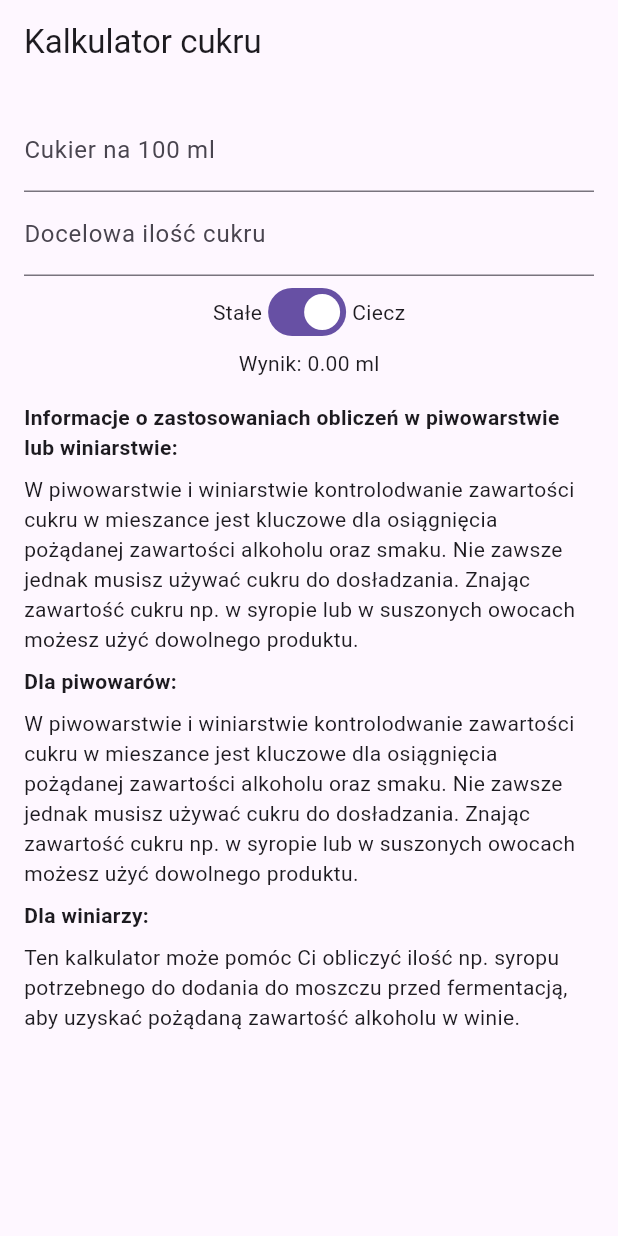
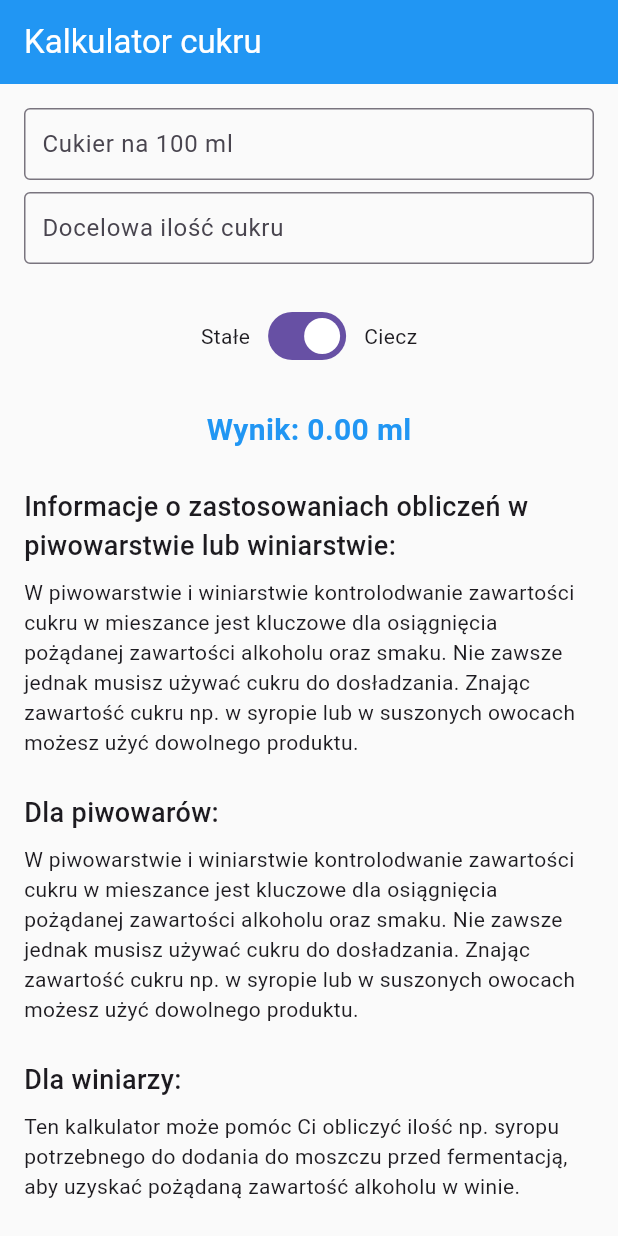
Before and after one commit to WezSieTato/BoolBrewLator, a Flutter app: the screen it shows after launch, on a phone screen of 412 x 824 dp. Run offline on Flutter 3.47's test engine with Material 3 defaults, Android fonts, the light colour scheme and no system bars; our stand-ins replace equatable, flutter_bloc; generated files the repository leaves out were written again.

Commit message:
Add defined theme (#27)
* feat: create design system

* refactor: simpler interface

* feat: scroll for whole view

* remove comments

* dart format lib

```diff
--- /dev/null
+++ b/lib/design_system/border_radius.dart
@@ -0,0 +1,6 @@
+class AppBorderRadius {
+  AppBorderRadius._();
+
+  static const double input = 4.0;
+  static const double button = 6.0;
+}
--- /dev/null
+++ b/lib/design_system/colors.dart
@@ -0,0 +1,9 @@
+import 'package:flutter/material.dart';
+
+class AppColors {
+  AppColors._();
+
+  static const Color primary = Color(0xFF2196F3);
+  static const Color background = Color(0xFFFAFAFA);
+  static const Color surface = Color(0xFFFFFFFF);
+}
--- /dev/null
+++ b/lib/design_system/design_system.dart
@@ -0,0 +1,4 @@
+export 'spacing.dart';
+export 'colors.dart';
+export 'typography.dart';
+export 'border_radius.dart';
--- /dev/null
+++ b/lib/design_system/spacing.dart
@@ -0,0 +1,7 @@
+class Spacing {
+  Spacing._();
+
+  static const double small = 8.0;
+  static const double medium = 16.0;
+  static const double large = 24.0;
+}
--- /dev/null
+++ b/lib/design_system/typography.dart
@@ -0,0 +1,83 @@
+import 'package:flutter/material.dart';
+
+class AppTypography {
+  AppTypography._();
+
+  // Font families
+  static const String fontFamily = 'Roboto';
+
+  // Font weights
+  static const FontWeight light = FontWeight.w300;
+  static const FontWeight regular = FontWeight.w400;
+  static const FontWeight medium = FontWeight.w500;
+  static const FontWeight semiBold = FontWeight.w600;
+  static const FontWeight bold = FontWeight.w700;
+
+  // Font sizes
+  static const double fontSizeXs = 10.0;
+  static const double fontSizeSm = 12.0;
+  static const double fontSizeMd = 14.0;
+  static const double fontSizeLg = 16.0;
+  static const double fontSizeXl = 18.0;
+  static const double fontSizeXxl = 20.0;
+  static const double fontSizeXxxl = 24.0;
+  static const double fontSizeDisplay = 32.0;
+
+  // Text styles
+  static const TextStyle display = TextStyle(
+    fontSize: fontSizeDisplay,
+    fontWeight: bold,
+    fontFamily: fontFamily,
+  );
+
+  static const TextStyle heading1 = TextStyle(
+    fontSize: fontSizeXxxl,
+    fontWeight: bold,
+    fontFamily: fontFamily,
+  );
+
+  static const TextStyle heading2 = TextStyle(
+    fontSize: 20.0,
+    fontWeight: FontWeight.w600,
+  );
+
+  static const TextStyle heading3 = TextStyle(
+    fontSize: 18.0,
+    fontWeight: FontWeight.w500,
+  );
+
+  static const TextStyle bodyLarge = TextStyle(
+    fontSize: fontSizeLg,
+    fontWeight: regular,
+    fontFamily: fontFamily,
+  );
+
+  static const TextStyle bodyMedium = TextStyle(
+    fontSize: 14.0,
+    fontWeight: FontWeight.w400,
+  );
+
+  static const TextStyle bodySmall = TextStyle(
+    fontSize: fontSizeSm,
+    fontWeight: regular,
+    fontFamily: fontFamily,
+  );
+
+  static const TextStyle caption = TextStyle(
+    fontSize: fontSizeXs,
+    fontWeight: regular,
+    fontFamily: fontFamily,
+  );
+
+  static const TextStyle label = TextStyle(
+    fontSize: fontSizeSm,
+    fontWeight: medium,
+    fontFamily: fontFamily,
+  );
+
+  static const TextStyle button = TextStyle(
+    fontSize: fontSizeMd,
+    fontWeight: medium,
+    fontFamily: fontFamily,
+  );
+}
--- a/lib/main.dart
+++ b/lib/main.dart
@@ -1,6 +1,7 @@
 import 'package:flutter/material.dart';
 import 'package:flutter_localizations/flutter_localizations.dart';
 import 'i18n/translations.g.dart';
+import 'design_system/design_system.dart';
 import 'sugar_calculator/sugar_calculator_screen.dart';
 
 void main() {
@@ -21,6 +22,32 @@ class MyApp extends StatelessWidget {
         title: t.app.title,
         theme: ThemeData(
           primarySwatch: Colors.blue,
+          primaryColor: AppColors.primary,
+          scaffoldBackgroundColor: AppColors.background,
+          appBarTheme: const AppBarTheme(
+            backgroundColor: AppColors.primary,
+            foregroundColor: AppColors.surface,
+            elevation: 0,
+          ),
+          inputDecorationTheme: InputDecorationTheme(
+            border: OutlineInputBorder(
+              borderRadius: BorderRadius.circular(AppBorderRadius.input),
+            ),
+            contentPadding: EdgeInsets.all(Spacing.small),
+          ),
+          elevatedButtonTheme: ElevatedButtonThemeData(
+            style: ElevatedButton.styleFrom(
+              backgroundColor: AppColors.primary,
+              foregroundColor: AppColors.surface,
+              padding: EdgeInsets.symmetric(
+                horizontal: Spacing.medium,
+                vertical: Spacing.small,
+              ),
+              shape: RoundedRectangleBorder(
+                borderRadius: BorderRadius.circular(AppBorderRadius.button),
+              ),
+            ),
+          ),
         ),
         home: const SugarCalculatorScreen(),
         localizationsDelegates: const [
--- a/lib/sugar_calculator/sugar_calculator_info_view.dart
+++ b/lib/sugar_calculator/sugar_calculator_info_view.dart
@@ -1,5 +1,6 @@
 import 'package:flutter/material.dart';
 import '../i18n/translations.g.dart';
+import '../design_system/design_system.dart';
 
 class SugarCalculatorInfo extends StatelessWidget {
   const SugarCalculatorInfo({super.key});
@@ -7,31 +8,39 @@ class SugarCalculatorInfo extends StatelessWidget {
   @override
   Widget build(BuildContext context) {
     var translations = context.t.sugar_calculator.info;
-    return Expanded(
-      child: ListView(
+    return Column(
+      crossAxisAlignment: CrossAxisAlignment.start,
       children: [
         Text(
           translations.title,
-            style: const TextStyle(fontWeight: FontWeight.bold),
+          style: AppTypography.heading3,
         ),
-          const SizedBox(height: 8.0),
-          Text(translations.description),
-          const SizedBox(height: 8.0),
+        SizedBox(height: Spacing.small),
+        Text(
+          translations.description,
+          style: AppTypography.bodyMedium,
+        ),
+        SizedBox(height: Spacing.large),
         Text(
           translations.brewers.title,
-            style: const TextStyle(fontWeight: FontWeight.bold),
+          style: AppTypography.heading3,
         ),
-          const SizedBox(height: 8.0),
-          Text(translations.description),
-          const SizedBox(height: 8.0),
+        SizedBox(height: Spacing.small),
+        Text(
+          translations.description,
+          style: AppTypography.bodyMedium,
+        ),
+        SizedBox(height: Spacing.large),
         Text(
           translations.winemakers.title,
-            style: const TextStyle(fontWeight: FontWeight.bold),
+          style: AppTypography.heading3,
         ),
-          const SizedBox(height: 8.0),
-          Text(translations.winemakers.description),
+        SizedBox(height: Spacing.small),
+        Text(
+          translations.winemakers.description,
+          style: AppTypography.bodyMedium,
+        ),
       ],
-      ),
     );
   }
 }
--- a/lib/sugar_calculator/sugar_calculator_screen.dart
+++ b/lib/sugar_calculator/sugar_calculator_screen.dart
@@ -2,6 +2,7 @@ import 'package:boolbrewlator/sugar_calculator/sugar_calculator_info_view.dart';
 import 'package:flutter/material.dart';
 import 'package:flutter_bloc/flutter_bloc.dart';
 import '../i18n/translations.g.dart';
+import '../design_system/design_system.dart';
 import 'sugar_calculator_bloc.dart';
 
 class SugarCalculatorScreen extends StatefulWidget {
@@ -58,47 +59,75 @@ class SugarCalculatorScreenState extends State<SugarCalculatorScreen> {
         title: Text(context.t.app.title),
       ),
       body: Padding(
-        padding: const EdgeInsets.all(16.0),
+        padding: EdgeInsets.all(Spacing.medium),
         child: BlocBuilder<SugarCalculatorBloc, SugarCalculatorState>(
           bloc: sugarCalculatorBloc,
           builder: (context, state) {
             String unit = state.isLiquid ? 'ml' : 'g';
             var translations = context.t.sugar_calculator.calculator;
 
-            return Column(
+            return SingleChildScrollView(
+              child: Column(
                 children: [
                   TextField(
                     controller: sugarContentController,
                     keyboardType: TextInputType.number,
                     decoration: InputDecoration(
                       labelText: translations.sugar_per_100(unit: unit),
+                      contentPadding: EdgeInsets.all(Spacing.small),
+                      border: OutlineInputBorder(
+                        borderRadius:
+                            BorderRadius.circular(AppBorderRadius.input),
                       ),
                     ),
+                  ),
+                  SizedBox(height: Spacing.small),
                   TextField(
                     controller: targetSugarController,
                     keyboardType: TextInputType.number,
                     decoration: InputDecoration(
                       labelText: translations.target_sugar_amount,
+                      contentPadding: EdgeInsets.all(Spacing.small),
+                      border: OutlineInputBorder(
+                        borderRadius:
+                            BorderRadius.circular(AppBorderRadius.input),
                       ),
                     ),
+                  ),
+                  SizedBox(height: Spacing.large),
                   Row(
                     mainAxisAlignment: MainAxisAlignment.center,
                     children: [
-                    Text(translations.solid),
+                      Text(
+                        translations.solid,
+                        style: AppTypography.bodyMedium,
+                      ),
+                      SizedBox(width: Spacing.small),
                       Switch(
                         value: state.isLiquid,
                         onChanged: toggleUnit,
                       ),
-                    Text(translations.liquid),
+                      SizedBox(width: Spacing.small),
+                      Text(
+                        translations.liquid,
+                        style: AppTypography.bodyMedium,
+                      ),
                     ],
                   ),
-                Text(translations.result(
+                  SizedBox(height: Spacing.large),
+                  Text(
+                    translations.result(
                       value: state.result.toStringAsFixed(2),
                       unit: unit,
-                )),
-                const SizedBox(height: 16.0),
+                    ),
+                    style: AppTypography.heading2.copyWith(
+                      color: AppColors.primary,
+                    ),
+                  ),
+                  SizedBox(height: Spacing.large),
                   const SugarCalculatorInfo(),
                 ],
+              ),
             );
           },
         ),
```
Also changed, not shown: pubspec.lock, 1 other file. Lines whose indentation alone changed are shown as unchanged.
